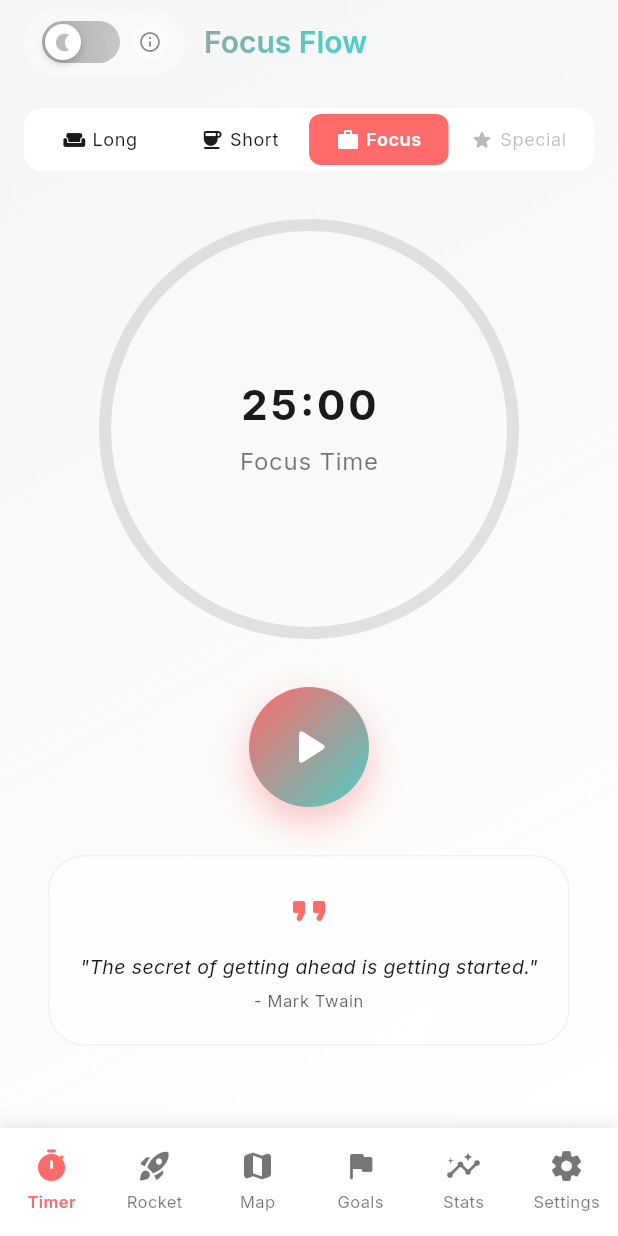
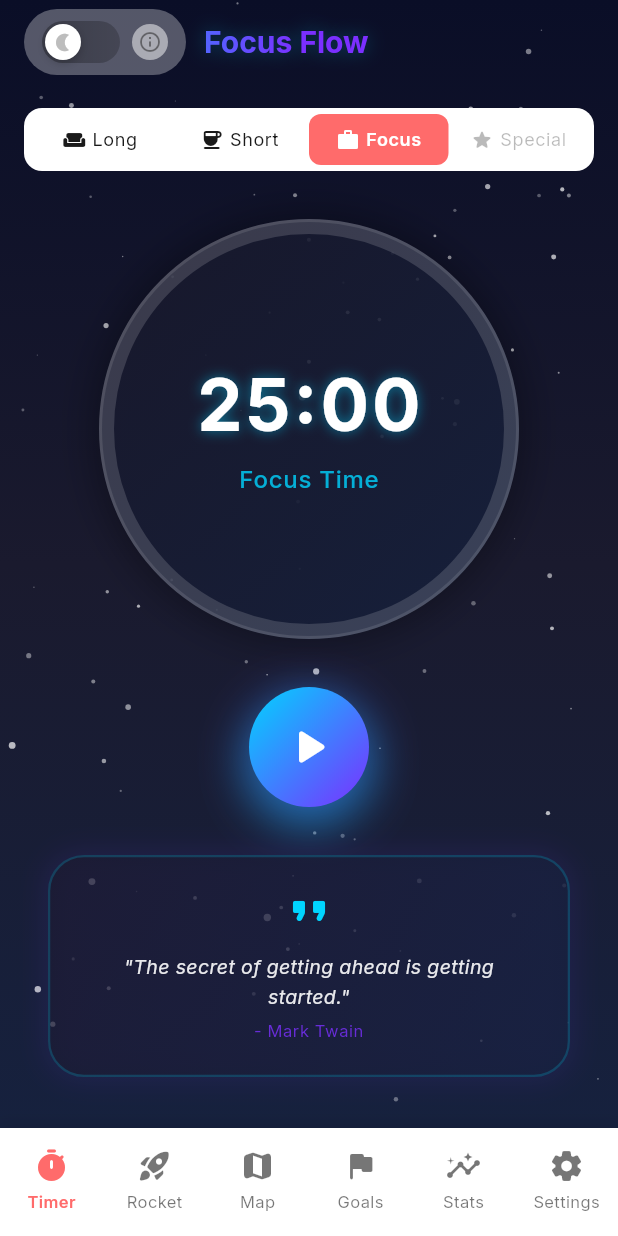
Before and after one commit to DogukanBuyukkoca/FOCUS_FLOW2, a Flutter app: the screen it shows after launch, after a tap on "Skip", on a phone screen of 412 x 824 dp. Run offline on Flutter 3.47's test engine with Material 3 defaults, Android fonts, the light colour scheme and no system bars; drawn by our look-alikes of flutter_animate, glass_kit, percent_indicator; our stand-ins replace fl_chart, flutter_local_notifications, flutter_riverpod, go_router, google_fonts, hive and 2 more; accounts and stored records are empty.

Commit message:
star background

```diff
--- a/lib/timer_page.dart
+++ b/lib/timer_page.dart
@@ -5,6 +5,7 @@ import 'package:flutter_animate/flutter_animate.dart';
 import 'package:percent_indicator/circular_percent_indicator.dart';
 import 'package:glass_kit/glass_kit.dart';
 import 'package:permission_handler/permission_handler.dart';
+import 'dart:math' as math;
 import 'app_theme.dart';
 import 'timer_provider.dart';
 import 'widgets.dart';
@@ -22,6 +23,7 @@ class _TimerPageState extends ConsumerState<TimerPage>
     with TickerProviderStateMixin {
   late AnimationController _pulseController;
   late AnimationController _scaleController;
+  late AnimationController _twinkleController;
   bool _isDeepFocusEnabled = false;
 
   @override
@@ -36,12 +38,18 @@ class _TimerPageState extends ConsumerState<TimerPage>
       duration: AppTheme.animBase,
       vsync: this,
     );
+
+    _twinkleController = AnimationController(
+      vsync: this,
+      duration: const Duration(seconds: 2),
+    )..repeat(reverse: true);
   }
 
   @override
   void dispose() {
     _pulseController.dispose();
     _scaleController.dispose();
+    _twinkleController.dispose();
     super.dispose();
   }
 
@@ -76,6 +84,38 @@ class _TimerPageState extends ConsumerState<TimerPage>
       return '$hours:$minutes:$seconds';
     }
     return '$minutes:$seconds';
+  }
+
+  Widget _buildSpaceBackground(Size size) {
+    return Container(
+      width: size.width,
+      height: size.height,
+      decoration: const BoxDecoration(
+        gradient: LinearGradient(
+          begin: Alignment.topCenter,
+          end: Alignment.bottomCenter,
+          colors: [
+            Color(0xFF0a0e27),
+            Color(0xFF1a1a2e),
+            Color(0xFF16213e),
+          ],
+        ),
+      ),
+    );
+  }
+
+  Widget _buildAnimatedStars(Size size) {
+    return AnimatedBuilder(
+      animation: _twinkleController,
+      builder: (context, child) {
+        return CustomPaint(
+          size: size,
+          painter: _BackgroundStarsPainter(
+            animation: _twinkleController.value,
+          ),
+        );
+      },
+    );
   }
 
   Future<void> _showDNDPermissionDialog() async {
@@ -379,23 +419,16 @@ class _TimerPageState extends ConsumerState<TimerPage>
     final actualTimerSize = timerSize > maxTimerSize ? maxTimerSize : timerSize;
 
     return Scaffold(
-      body: Container(
-        decoration: BoxDecoration(
-          gradient: LinearGradient(
-            begin: Alignment.topLeft,
-            end: Alignment.bottomRight,
-            colors: isDark
-                ? [
-                    AppTheme.darkBackground,
-                    AppTheme.darkSurface,
-                  ]
-                : [
-                    AppTheme.lightBackground,
-                    Colors.white,
-                  ],
-          ),
-        ),
-        child: SafeArea(
+      body: Stack(
+        children: [
+          // Space background
+          _buildSpaceBackground(size),
+
+          // Animated stars background
+          _buildAnimatedStars(size),
+
+          // Content
+          SafeArea(
             child: CustomScrollView(
               physics: const BouncingScrollPhysics(),
               slivers: [
@@ -583,9 +616,21 @@ class _TimerPageState extends ConsumerState<TimerPage>
                         'Focus Flow',
                         style: theme.textTheme.headlineLarge?.copyWith(
                           foreground: Paint()
-                            ..shader = AppTheme.primaryGradient.createShader(
+                            ..shader = const LinearGradient(
+                              colors: [
+                                Color(0xFF00D4FF),
+                                Color(0xFF7B2FFF),
+                              ],
+                            ).createShader(
                               const Rect.fromLTWH(0.0, 0.0, 200.0, 70.0),
                             ),
+                          fontWeight: FontWeight.bold,
+                          shadows: [
+                            Shadow(
+                              color: const Color(0xFF00D4FF).withOpacity(0.3),
+                              blurRadius: 15,
+                            ),
+                          ],
                         ),
                       ).animate().fadeIn(duration: AppTheme.animSlow),
                     ),
@@ -629,9 +674,14 @@ class _TimerPageState extends ConsumerState<TimerPage>
                                 shape: BoxShape.circle,
                                 boxShadow: [
                                   BoxShadow(
-                                    color: AppTheme.primaryColor.withOpacity(0.3),
+                                    color: const Color(0xFF00D4FF).withOpacity(0.4),
                                     blurRadius: 60,
                                     spreadRadius: 10,
+                                  ),
+                                  BoxShadow(
+                                    color: const Color(0xFF7B2FFF).withOpacity(0.3),
+                                    blurRadius: 80,
+                                    spreadRadius: 5,
                                   ),
                                 ],
                               ),
@@ -644,39 +694,47 @@ class _TimerPageState extends ConsumerState<TimerPage>
                               curve: Curves.easeInOut,
                             ),
 
-                          // Glass background
-                          GlassContainer(
+                          // Glass background with darker overlay for better contrast
+                          Container(
                             width: actualTimerSize,
                             height: actualTimerSize,
+                            decoration: BoxDecoration(
+                              shape: BoxShape.circle,
                               gradient: LinearGradient(
                                 colors: [
-                                Colors.white.withOpacity(0.1),
-                                Colors.white.withOpacity(0.05),
+                                  const Color(0xFF1a1a2e).withOpacity(0.8),
+                                  const Color(0xFF16213e).withOpacity(0.9),
                                 ],
                                 begin: Alignment.topLeft,
                                 end: Alignment.bottomRight,
                               ),
-                            borderGradient: LinearGradient(
-                              colors: [
-                                Colors.white.withOpacity(0.2),
-                                Colors.white.withOpacity(0.1),
+                              border: Border.all(
+                                color: Colors.white.withOpacity(0.1),
+                                width: 2,
+                              ),
+                              boxShadow: [
+                                BoxShadow(
+                                  color: Colors.black.withOpacity(0.3),
+                                  blurRadius: 20,
+                                  spreadRadius: 5,
+                                ),
                               ],
                             ),
-                            blur: 10,
-                            borderRadius: BorderRadius.circular(actualTimerSize / 2),
-                            elevation: 0,
-                            shadowColor: Colors.black.withOpacity(0.1),
                           ),
 
                           // Progress Indicator
                           CircularPercentIndicator(
                             radius: actualTimerSize / 2,
-                            lineWidth: 8,
+                            lineWidth: 10,
                             percent: timerState.progress,
-                            backgroundColor: isDark
-                                ? Colors.white.withOpacity(0.1)
-                                : Colors.black.withOpacity(0.1),
-                            linearGradient: AppTheme.primaryGradient,
+                            backgroundColor: Colors.white.withOpacity(0.15),
+                            linearGradient: const LinearGradient(
+                              colors: [
+                                Color(0xFF00D4FF),
+                                Color(0xFF7B2FFF),
+                                Color(0xFFFF2E63),
+                              ],
+                            ),
                             circularStrokeCap: CircularStrokeCap.round,
                             animation: true,
                             animationDuration: 300,
@@ -688,6 +746,14 @@ class _TimerPageState extends ConsumerState<TimerPage>
                                   style: theme.textTheme.displayMedium?.copyWith(
                                     fontWeight: FontWeight.bold,
                                     letterSpacing: 2,
+                                    color: Colors.white,
+                                    fontSize: 48,
+                                    shadows: [
+                                      Shadow(
+                                        color: const Color(0xFF00D4FF).withOpacity(0.5),
+                                        blurRadius: 10,
+                                      ),
+                                    ],
                                   ),
                                 ),
                                 const SizedBox(height: AppTheme.spacing8),
@@ -700,7 +766,9 @@ class _TimerPageState extends ConsumerState<TimerPage>
                                               ? 'Short Break'
                                               : 'Long Break',
                                   style: theme.textTheme.bodyLarge?.copyWith(
-                                    color: theme.colorScheme.onSurface.withOpacity(0.6),
+                                    color: const Color(0xFF00D4FF).withOpacity(0.8),
+                                    fontWeight: FontWeight.w500,
+                                    fontSize: 16,
                                   ),
                                 ),
                               ],
@@ -751,30 +819,31 @@ class _TimerPageState extends ConsumerState<TimerPage>
                             padding: const EdgeInsets.all(AppTheme.spacing20),
                             decoration: BoxDecoration(
                               gradient: LinearGradient(
-                                colors: isDark
-                                    ? [
-                                        AppTheme.darkSurface.withOpacity(0.6),
-                                        AppTheme.darkSurface.withOpacity(0.3),
-                                      ]
-                                    : [
-                                        Colors.white.withOpacity(0.8),
-                                        Colors.white.withOpacity(0.4),
+                                colors: [
+                                  const Color(0xFF1a1a2e).withOpacity(0.7),
+                                  const Color(0xFF16213e).withOpacity(0.8),
                                 ],
                                 begin: Alignment.topLeft,
                                 end: Alignment.bottomRight,
                               ),
                               borderRadius: BorderRadius.circular(AppTheme.radius24),
                               border: Border.all(
-                                color: isDark
-                                    ? Colors.white.withOpacity(0.1)
-                                    : Colors.black.withOpacity(0.05),
+                                color: const Color(0xFF00D4FF).withOpacity(0.2),
+                                width: 1.5,
                               ),
+                              boxShadow: [
+                                BoxShadow(
+                                  color: const Color(0xFF7B2FFF).withOpacity(0.1),
+                                  blurRadius: 15,
+                                  spreadRadius: 2,
+                                ),
+                              ],
                             ),
                             child: Column(
                               children: [
                                 Icon(
                                   Icons.format_quote_rounded,
-                                  color: AppTheme.primaryColor,
+                                  color: const Color(0xFF00D4FF),
                                   size: 32,
                                 ),
                                 const SizedBox(height: AppTheme.spacing12),
@@ -783,6 +852,7 @@ class _TimerPageState extends ConsumerState<TimerPage>
                                   style: theme.textTheme.bodyMedium?.copyWith(
                                     fontStyle: FontStyle.italic,
                                     fontSize: 13,
+                                    color: Colors.white.withOpacity(0.9),
                                   ),
                                   textAlign: TextAlign.center,
                                   maxLines: 2,
@@ -793,6 +863,7 @@ class _TimerPageState extends ConsumerState<TimerPage>
                                   '- Mark Twain',
                                   style: theme.textTheme.bodySmall?.copyWith(
                                     fontSize: 11,
+                                    color: const Color(0xFF7B2FFF).withOpacity(0.8),
                                   ),
                                   textAlign: TextAlign.center,
                                 ),
@@ -808,6 +879,7 @@ class _TimerPageState extends ConsumerState<TimerPage>
               ],
             ),
           ),
+        ],
       ),
     );
   }
@@ -817,7 +889,6 @@ class _TimerPageState extends ConsumerState<TimerPage>
     required bool isRunning,
     required double size,
   }) {
-
     return GestureDetector(
       onTap: onPressed,
       child: AnimatedContainer(
@@ -826,12 +897,25 @@ class _TimerPageState extends ConsumerState<TimerPage>
         height: size,
         decoration: BoxDecoration(
           shape: BoxShape.circle,
-          gradient: AppTheme.primaryGradient,
+          gradient: const LinearGradient(
+            colors: [
+              Color(0xFF00D4FF),
+              Color(0xFF7B2FFF),
+            ],
+            begin: Alignment.topLeft,
+            end: Alignment.bottomRight,
+          ),
           boxShadow: [
             BoxShadow(
-              color: AppTheme.primaryColor.withOpacity(0.4),
-              blurRadius: 20,
+              color: const Color(0xFF00D4FF).withOpacity(0.5),
+              blurRadius: 25,
               offset: const Offset(0, 10),
+              spreadRadius: 2,
+            ),
+            BoxShadow(
+              color: const Color(0xFF7B2FFF).withOpacity(0.3),
+              blurRadius: 30,
+              offset: const Offset(0, 5),
             ),
           ],
         ),
@@ -858,18 +942,27 @@ class _TimerPageState extends ConsumerState<TimerPage>
         height: size,
         decoration: BoxDecoration(
           shape: BoxShape.circle,
-          color: backgroundColor,
+          gradient: LinearGradient(
+            colors: [
+              const Color(0xFF1a1a2e).withOpacity(0.8),
+              const Color(0xFF16213e).withOpacity(0.9),
+            ],
+          ),
+          border: Border.all(
+            color: const Color(0xFFFF2E63).withOpacity(0.3),
+            width: 2,
+          ),
           boxShadow: [
             BoxShadow(
-              color: Colors.black.withOpacity(0.1),
-              blurRadius: 10,
+              color: const Color(0xFFFF2E63).withOpacity(0.3),
+              blurRadius: 15,
               offset: const Offset(0, 5),
             ),
           ],
         ),
         child: Icon(
           icon,
-          color: iconColor,
+          color: const Color(0xFFFF2E63),
           size: size * 0.45,
         ),
       ),
@@ -877,7 +970,7 @@ class _TimerPageState extends ConsumerState<TimerPage>
   }
 }
 
-// Custom Painter for Stars Background
+// Custom Painter for Stars Background in Toggle Switch
 class _StarsPainter extends CustomPainter {
   @override
   void paint(Canvas canvas, Size size) {
@@ -902,3 +995,34 @@ class _StarsPainter extends CustomPainter {
   @override
   bool shouldRepaint(covariant CustomPainter oldDelegate) => false;
 }
+
+// Background stars painter for animated starfield
+class _BackgroundStarsPainter extends CustomPainter {
+  final double animation;
+
+  _BackgroundStarsPainter({required this.animation});
+
+  @override
+  void paint(Canvas canvas, Size size) {
+    final paint = Paint()..style = PaintingStyle.fill;
+    final random = math.Random(42);
+
+    for (int i = 0; i < 100; i++) {
+      final x = random.nextDouble() * size.width;
+      final y = random.nextDouble() * size.height;
+      final baseSize = random.nextDouble() * 2 + 0.5;
+
+      // Twinkle effect
+      final twinkle = (math.sin(animation * math.pi * 2 + i) + 1) / 2;
+      final starSize = baseSize * (0.6 + twinkle * 0.4);
+
+      paint.color = Colors.white.withOpacity(0.3 + twinkle * 0.4);
+      canvas.drawCircle(Offset(x, y), starSize, paint);
+    }
+  }
+
+  @override
+  bool shouldRepaint(_BackgroundStarsPainter oldDelegate) {
+    return oldDelegate.animation != animation;
+  }
+}
```
Lines whose indentation alone changed are shown as unchanged.
